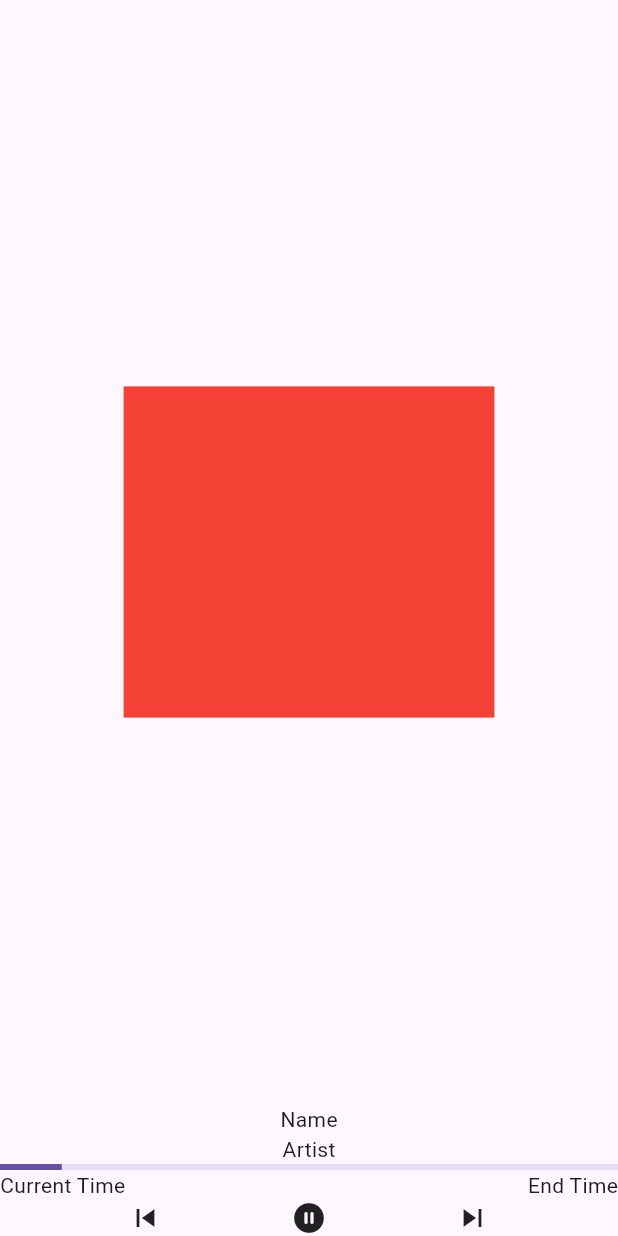
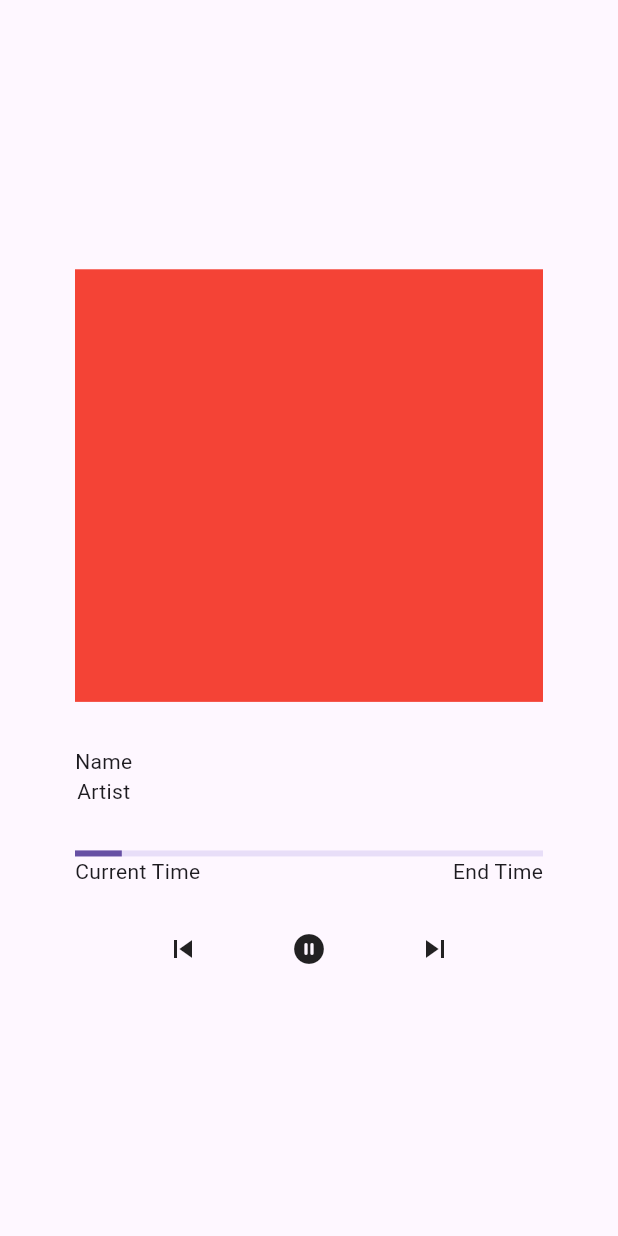
Before and after one commit to unpublished3/Music, a Flutter app: the screen it shows after launch, on a phone screen of 412 x 824 dp. Run offline on Flutter 3.47's test engine with Material 3 defaults, Android fonts, the phone set to English and light mode, and no system bars.

Commit message:
Align all the UI elements for player

```diff
--- a/lib/pages/player.dart
+++ b/lib/pages/player.dart
@@ -7,26 +7,52 @@ class PlayerUI extends StatelessWidget {
 
   @override
   Widget build(BuildContext context) {
-    return Column(
+    return Padding(
+      padding: const EdgeInsets.symmetric(horizontal: 50, vertical: 150),
+      child: Column(
+        mainAxisAlignment: MainAxisAlignment.spaceEvenly,
+        crossAxisAlignment: CrossAxisAlignment.start,
         children: [
           // Music Image
-        Flexible(
-          fit: FlexFit.tight,
-          flex: 3,
-          child: FractionallySizedBox(
-            heightFactor: 0.3,
-            widthFactor: 0.6,
-            child: Container(
-              color: Colors.red,
+          Thumbnail(),
+
+          Name(),
+
+          StatusBar(),
+
+          MediaControls()
+        ],
       ),
-          ),
-        ),
+    );
+  }
+}
 
-        Column(
-          children: [Text("Name"), Text("Artist")],
-        ),
+class MediaControls extends StatelessWidget {
+  const MediaControls({
+    super.key,
+  });
 
-        Column(
+  @override
+  Widget build(BuildContext context) {
+    return Row(
+      mainAxisAlignment: MainAxisAlignment.spaceEvenly,
+      children: [
+        Icon(Icons.skip_previous),
+        Icon(Icons.pause_circle_filled_rounded),
+        Icon(Icons.skip_next)
+      ],
+    );
+  }
+}
+
+class StatusBar extends StatelessWidget {
+  const StatusBar({
+    super.key,
+  });
+
+  @override
+  Widget build(BuildContext context) {
+    return Column(
       children: [
         LinearProgressIndicator(
           value: 0.1,
@@ -36,17 +62,34 @@ class PlayerUI extends StatelessWidget {
           children: [Text("Current Time"), Text("End Time")],
         )
       ],
-        ),
-
-        Row(
-          mainAxisAlignment: MainAxisAlignment.spaceEvenly,
-          children: [
-            Icon(Icons.skip_previous),
-            Icon(Icons.pause_circle_filled_rounded),
-            Icon(Icons.skip_next)
-          ],
-        )
-      ],
     );
   }
 }
+
+class Name extends StatelessWidget {
+  const Name({
+    super.key,
+  });
+
+  @override
+  Widget build(BuildContext context) {
+    return Column(
+      children: [Text("Name"), Text("Artist")],
+    );
+  }
+}
+
+class Thumbnail extends StatelessWidget {
+  const Thumbnail({
+    super.key,
+  });
+
+  @override
+  Widget build(BuildContext context) {
+    return Container(
+      height: MediaQuery.of(context).size.height * 0.35,
+      width: MediaQuery.of(context).size.width,
+      color: Colors.red,
+    );
+  }
+}
```
Lines whose indentation alone changed are shown as unchanged.
